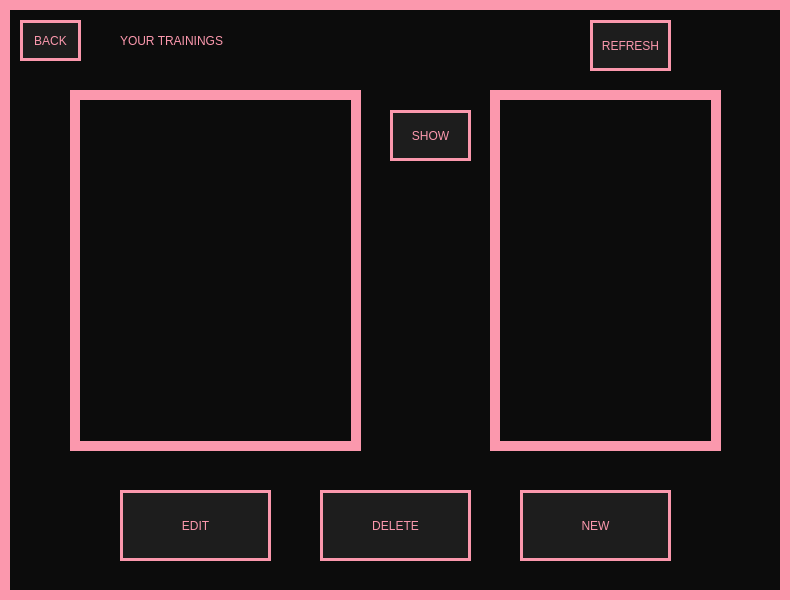
Hanna-J-K/fitnessapp, file View/BrowseTrainingsWindow.ui: the form before one commit.
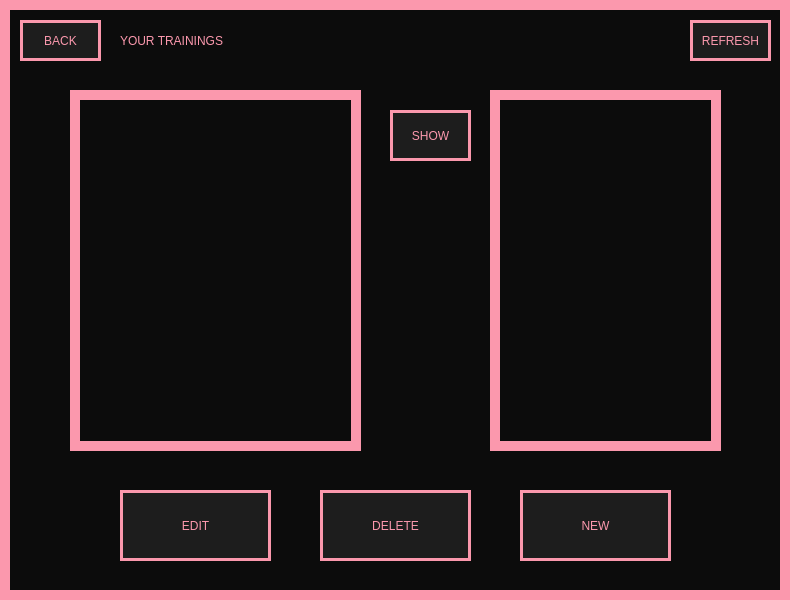
The form after the commit.

Commit message: browse trainings buttons added

```diff
--- a/View/BrowseTrainingsWindow.ui
+++ b/View/BrowseTrainingsWindow.ui
@@ -107,7 +107,7 @@
      <rect>
       <x>20</x>
       <y>20</y>
-      <width>61</width>
+      <width>81</width>
       <height>41</height>
      </rect>
     </property>
@@ -125,10 +125,10 @@
    <widget class="QPushButton" name="refresh_btn">
     <property name="geometry">
      <rect>
-      <x>590</x>
+      <x>690</x>
       <y>20</y>
       <width>81</width>
-      <height>51</height>
+      <height>41</height>
      </rect>
     </property>
     <property name="cursor">
```
The commit also changes 7 other files.
